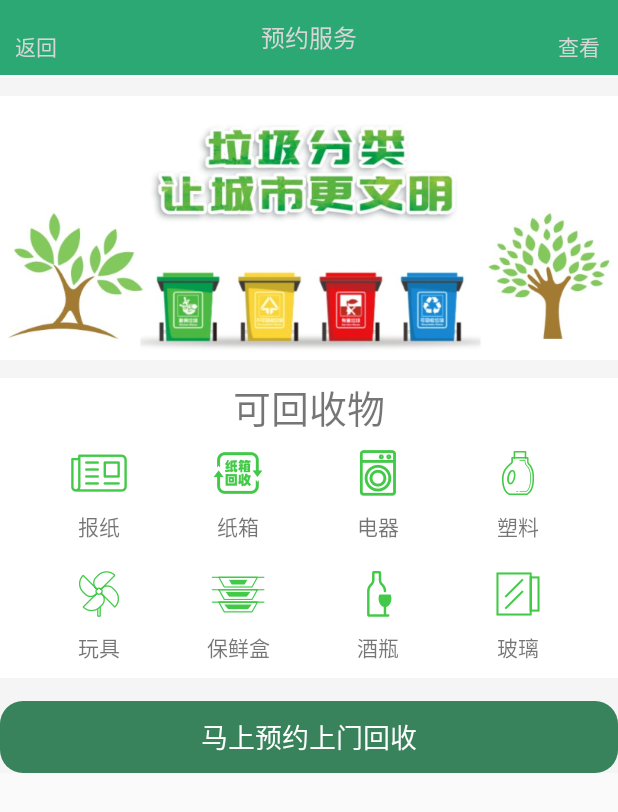
After one commit to GJF4156/demo, an Android app: the RecoveryFragment screen opened directly, with no data from a screen before it, on a phone screen of 412 x 824 dp. The commit adds this screen. Shown: the top 812 px of the screen. Run offline under Robolectric (Android 15) with nearby library versions, the phone set to English and light mode, and no system bars.

Commit message:
2020-03-04 17:58更新

```diff
--- a/app/src/main/AndroidManifest.xml
+++ b/app/src/main/AndroidManifest.xml
@@ -32,6 +32,8 @@
         android:usesCleartextTraffic="true"
         tools:ignore="GoogleAppIndexingWarning"
         tools:targetApi="q">
+        <activity android:name=".activity.WebContentActivity"></activity>
+
         <provider
             android:name="androidx.core.content.FileProvider"
             android:authorities="myhead1"
@@ -42,7 +44,7 @@
                 android:resource="@xml/file_paths" />
         </provider>
 
-        <activity android:name=".activity.ContentActivity"></activity>
+        <activity android:name=".activity.ContentActivity" />
         <activity android:name=".activity.WebActivity" />
         <activity android:name=".activity.SpeachSearchActivity" />
         <activity android:name=".activity.SearchActivity" />
--- a/app/src/main/java/com/example/demo/Fragment/HomeFragment.java
+++ b/app/src/main/java/com/example/demo/Fragment/HomeFragment.java
@@ -20,11 +20,11 @@ import com.example.demo.Fragment.Presenter.impl.FragmentHomePImpl;
 import com.example.demo.Fragment.View.IFragmentHomeV;
 import com.example.demo.IconFont.FontIconView;
 import com.example.demo.R;
-import com.example.demo.activity.RecoveryActivity;
 import com.example.demo.Utils.DividerItemDecoration;
 import com.example.demo.Utils.ImageUtils;
 import com.example.demo.activity.SpeachActivity;
 import com.example.demo.activity.WebActivity;
+import com.example.demo.activity.WebContentActivity;
 import com.example.demo.adapter.NewsAdapter;
 import com.example.demo.base.BaseFragment;
 import com.example.demo.beans.NewsBeans;
@@ -87,7 +87,7 @@ public class HomeFragment extends BaseFragment implements View.OnClickListener,
                 startActivity(new Intent(getActivity(), SpeachActivity.class));
                 break;
             case  R.id.center_recovery_icon:
-                intent=new Intent(getActivity(), RecoveryActivity.class);
+                intent=new Intent(getActivity(), WebContentActivity.class);
                 startActivity(intent);
                 break;
             default:break;
--- /dev/null
+++ b/app/src/main/java/com/example/demo/Fragment/RecoveryFragment.java
@@ -0,0 +1,104 @@
+package com.example.demo.Fragment;
+
+
+import android.os.Bundle;
+
+import androidx.fragment.app.Fragment;
+
+import android.view.LayoutInflater;
+import android.view.View;
+import android.view.ViewGroup;
+import android.widget.Button;
+import android.widget.Toast;
+
+import com.example.demo.IconFont.FontIconView;
+import com.example.demo.R;
+/**
+ * A simple {@link Fragment} subclass.
+ */
+public class RecoveryFragment extends Fragment implements View.OnClickListener {
+    private FontIconView newspaper_icon;
+    private FontIconView zhixiang_icon;
+    private FontIconView dianqi_icon;
+    private FontIconView suliao_icon;
+    private FontIconView wanju_icon;
+    private FontIconView baoxianhe_icon;
+    private FontIconView jiuping_icon;
+    private FontIconView boli_icon;
+    private Button recovery_button;
+    private WebFragment webFragment;
+
+    @Override
+    public View onCreateView(LayoutInflater inflater, ViewGroup container,
+                             Bundle savedInstanceState) {
+        View view = inflater.inflate(R.layout.fragment_recovery, container, false);
+        init(view);
+
+        return view;
+    }
+    private void init(View view) {
+
+        newspaper_icon = view.findViewById(R.id.newspaper_icon);
+        zhixiang_icon = view.findViewById(R.id.zhixiang_icon);
+        dianqi_icon = view.findViewById(R.id.dianqi_icon);
+        suliao_icon = view.findViewById(R.id.suliao_icon);
+        wanju_icon = view.findViewById(R.id.wanju_icon);
+        baoxianhe_icon = view.findViewById(R.id.baoxianhe_icon);
+        jiuping_icon = view.findViewById(R.id.jiuping_icon);
+        boli_icon = view.findViewById(R.id.boli_icon);
+        recovery_button = view.findViewById(R.id.recovery_button);
+
+        newspaper_icon.setOnClickListener(this);
+        zhixiang_icon.setOnClickListener(this);
+        dianqi_icon.setOnClickListener(this);
+        suliao_icon.setOnClickListener(this);
+        wanju_icon.setOnClickListener(this);
+        baoxianhe_icon.setOnClickListener(this);
+        jiuping_icon.setOnClickListener(this);
+        boli_icon.setOnClickListener(this);
+        recovery_button.setOnClickListener(this);
+    }
+
+    @Override
+    public void onClick(View v) {
+        switch (v.getId()){
+            case R.id.newspaper_icon:
+                Toast.makeText(getActivity(),"报纸",Toast.LENGTH_SHORT).show();
+                break;
+            case R.id.zhixiang_icon:
+                Toast.makeText(getActivity(),"纸箱",Toast.LENGTH_SHORT).show();
+                break;
+            case R.id.dianqi_icon:
+                Toast.makeText(getActivity(),"电器",Toast.LENGTH_SHORT).show();
+                break;
+            case R.id.suliao_icon:
+                Toast.makeText(getActivity(),"塑料",Toast.LENGTH_SHORT).show();
+                break;
+            case R.id.wanju_icon:
+                Toast.makeText(getActivity(),"玩具",Toast.LENGTH_SHORT).show();
+                break;
+            case R.id.baoxianhe_icon:
+                Toast.makeText(getActivity(),"保鲜盒",Toast.LENGTH_SHORT).show();
+                break;
+            case R.id.jiuping_icon:
+                Toast.makeText(getActivity(),"酒瓶",Toast.LENGTH_SHORT).show();
+                break;
+            case R.id.boli_icon:
+                Toast.makeText(getActivity(),"玻璃",Toast.LENGTH_SHORT).show();
+                break;
+            case R.id.recovery_button:
+                webFragment=new WebFragment();
+                Bundle bundle = new Bundle();
+                String url = "http://129.211.75.130:8080/com/html/recycle.html";
+                bundle.putString("url", url);
+                webFragment.setArguments(bundle);
+                getActivity().getSupportFragmentManager()
+                        .beginTransaction()
+                        .replace(R.id.web_content_frameLayout, webFragment)
+                        .addToBackStack(null)//加入回退栈，按back键回到上一个fragment
+                        .commitAllowingStateLoss();
+                break;
+        }
+
+    }
+}
--- a/app/src/main/java/com/example/demo/activity/ContentActivity.java
+++ b/app/src/main/java/com/example/demo/activity/ContentActivity.java
@@ -25,7 +25,7 @@ import static android.view.View.GONE;
 public class ContentActivity extends AppCompatActivity {
     private ProductInfoFragment productInfoFragment;
     private MoreFragment moreFragment;
-    private TextView btBack,bt_header_right;
+    private TextView btBack;
 
     @Override
     protected void onCreate(Bundle savedInstanceState) {
--- /dev/null
+++ b/app/src/main/java/com/example/demo/activity/WebContentActivity.java
@@ -0,0 +1,79 @@
+package com.example.demo.activity;
+
+import androidx.appcompat.app.AppCompatActivity;
+import androidx.fragment.app.Fragment;
+
+import android.os.Bundle;
+import android.view.KeyEvent;
+import android.view.View;
+import android.widget.TextView;
+import android.widget.Toast;
+
+import com.example.demo.Fragment.RecoveryFragment;
+import com.example.demo.R;
+import com.example.demo.base.BaseFragment;
+
+import java.util.ArrayList;
+import java.util.List;
+
+public class WebContentActivity extends AppCompatActivity implements View.OnClickListener {
+    private TextView btn_back, tv_title, bt_header_right;
+    private RecoveryFragment recoveryFragment;
+    private List<Fragment> fragmentsList = new ArrayList<>();
+
+    @Override
+    protected void onCreate(Bundle savedInstanceState) {
+        super.onCreate(savedInstanceState);
+        setContentView(R.layout.activity_web_content);
+        initView();
+        initData();
+
+        getSupportFragmentManager()
+                .beginTransaction()
+                .replace(R.id.web_content_frameLayout, recoveryFragment)
+                .addToBackStack(null)
+                .commitAllowingStateLoss();
+    }
+
+    private void initData() {
+        tv_title.setText("预约服务");
+        bt_header_right.setText("查看");
+    }
+
+    private void initView() {
+        btn_back = findViewById(R.id.btn_back);
+        tv_title = findViewById(R.id.tv_title);
+        bt_header_right = findViewById(R.id.bt_header_right);
+
+        btn_back.setOnClickListener(this);
+        bt_header_right.setOnClickListener(this);
+
+        recoveryFragment = new RecoveryFragment();
+        fragmentsList.add(recoveryFragment);
+    }
+
+    @Override
+    public void onClick(View v) {
+        switch (v.getId()) {
+            case R.id.btn_back:
+                finish();
+                break;
+            case R.id.bt_header_right:
+                Toast.makeText(WebContentActivity.this, "查看预约订单", Toast.LENGTH_SHORT).show();
+                break;
+        }
+    }
+
+//    @Override
+//    public boolean onKeyDown(int keyCode, KeyEvent event) {
+//
+//        if (fragmentsList != null && fragmentsList.size() >= 1) {
+//            for (int i = 0; i < fragmentsList.size(); i++) {
+//                BaseFragment fragment = (BaseFragment) fragmentsList.get(i);
+////                fragment.onKeyDownChild(keyCode, event);
+//                fragment.onKeyDownChild(keyCode, event);
+//            }
+//        }
+//        return super.onKeyDown(keyCode, event);
+//    }
+}
--- a/app/src/main/java/com/example/demo/base/BaseFragment.java
+++ b/app/src/main/java/com/example/demo/base/BaseFragment.java
@@ -1,4 +1,6 @@
 package com.example.demo.base;
+
+import android.view.KeyEvent;
 
 import androidx.fragment.app.Fragment;
 
@@ -35,4 +37,8 @@ public class BaseFragment extends Fragment implements Callback.CommonCallback<St
     @Override
     public void onFinished() {
     }
+
+    public void onKeyDownChild(int keyCode, KeyEvent event) {
+
+    }
 }
--- /dev/null
+++ b/app/src/main/res/layout/activity_web_content.xml
@@ -0,0 +1,17 @@
+<?xml version="1.0" encoding="utf-8"?>
+<RelativeLayout xmlns:android="http://schemas.android.com/apk/res/android"
+    xmlns:tools="http://schemas.android.com/tools"
+    android:layout_width="match_parent"
+    android:layout_height="match_parent"
+    tools:context=".activity.ContentActivity">
+    <include
+        android:id="@+id/web_content_title"
+        layout="@layout/layout_title" />
+    <FrameLayout
+        android:layout_marginTop="2dp"
+        android:id="@+id/web_content_frameLayout"
+        android:layout_width="match_parent"
+        android:layout_height="match_parent"
+        android:layout_below="@+id/web_content_title"
+        />
+</RelativeLayout>
--- a/app/src/main/res/values/colors.xml
+++ b/app/src/main/res/values/colors.xml
@@ -2,7 +2,7 @@
 <resources>
     <color name="colorPrimary">#0008B6</color>
     <color name="colorPrimary2">#008577</color>
-    <color name="colorPrimaryDark">#00574B</color>
+    <color name="colorPrimaryDark">#2CA874</color>
     <color name="colorAccent">#D81B60</color>
     <color name="colorIconAndTextNormal">#5F5F5F</color>
     <color name="colorIconAndTextSelect">#0008B6</color>
@@ -28,8 +28,8 @@
     <!--  其他垃圾  -->
     <color name="otherFontColor">#2B2B29</color>
     <!--  未收录  -->
-    <color name="notincludedFontColor">#DD870A</color>
-    <color name="purple_button">#835091</color>
+    <color name="notincludedFontColor">#2CA874</color>
+    <color name="purple_button">#2CA874</color>
     <color name="gray">#808080</color>
     <color name="qianhui">#E0E0E0</color>
     <color name="black">#000000</color>
```
Also changed, not shown: app/src/main/java/com/example/demo/Fragment/WebFragment.java (added, +61 -0 lines), app/src/main/java/com/example/demo/activity/RecoveryActivity.java (deleted, +0 -87 lines), app/src/main/res/layout/fragment_web.xml (added, +15 -0 lines), app/src/main/res/layout/fragment_recovery.xml (renamed from app/src/main/res/layout/activity_recovery.xml).
